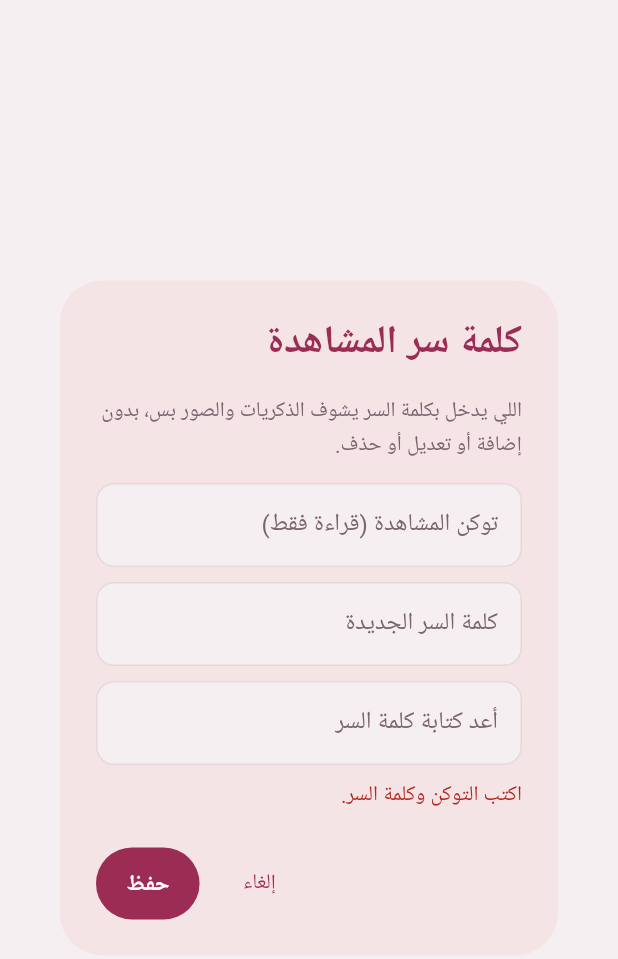
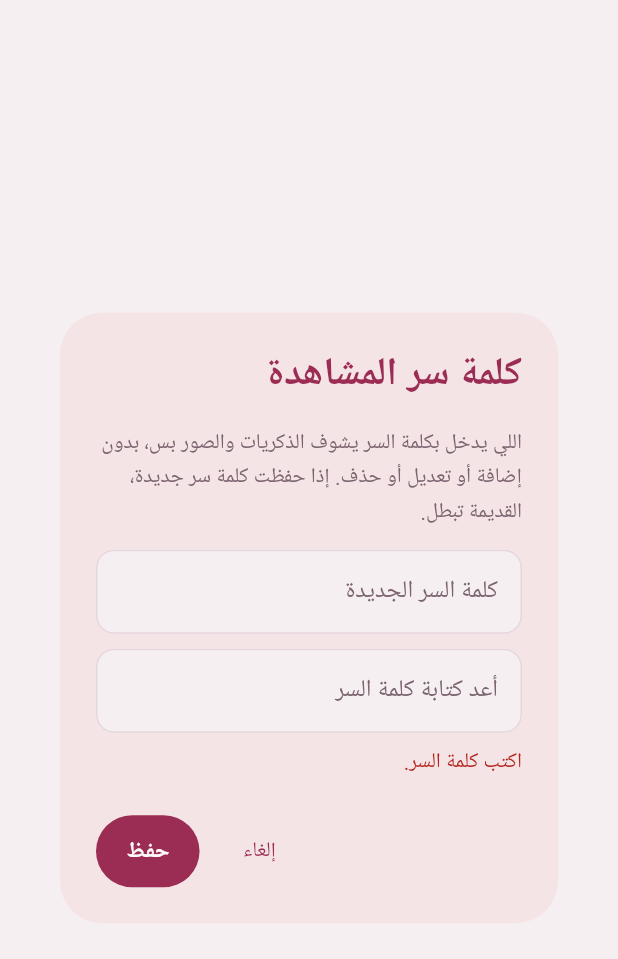
Before and after one commit to Kadhim-Fatima/our-memories, a Flutter app: the _ViewerPasswordDialog widget shown alone on an empty page, opened directly with empty values, after a tap on "حفظ", on a phone screen of 412 x 824 dp. Shown: the top 959 px of the screen. Run offline on Flutter 3.47's test engine with Material 3 defaults, Android fonts, the phone set to English and light mode, and no system bars; our stand-ins replace google_fonts, image_picker, shared_preferences; missing offline and left inert: cryptography; accounts and stored records are empty; network calls fail; Roboto replaces fonts that are missing (Tajawal).

Commit message:
كلمة سر المشاهدة بدون توكن ثاني
Co-Authored-By: Claude Opus 5.5 <noreply@anthropic.com>
Claude-Session: https://claude.ai/code/session_01W8TJkb3wdQmZMHms73NaKk

```diff
--- a/lib/screens/home_screen.dart
+++ b/lib/screens/home_screen.dart
@@ -633,7 +633,6 @@ class _ViewerPasswordDialog extends StatefulWidget {
 }
 
 class _ViewerPasswordDialogState extends State<_ViewerPasswordDialog> {
-  final _token = TextEditingController();
   final _pw = TextEditingController();
   final _pw2 = TextEditingController();
   bool _busy = false;
@@ -641,29 +640,23 @@ class _ViewerPasswordDialogState extends State<_ViewerPasswordDialog> {
 
   @override
   void dispose() {
-    _token.dispose();
     _pw.dispose();
     _pw2.dispose();
     super.dispose();
   }
 
   Future<void> _save() async {
-    final token = _token.text.trim();
     final pw = _pw.text;
-    if (token.isEmpty || pw.isEmpty) {
-      setState(() => _error = 'اكتب التوكن وكلمة السر.');
+    if (pw.isEmpty) {
+      setState(() => _error = 'اكتب كلمة السر.');
       return;
     }
-    if (pw.length < 8) {
-      setState(() => _error = 'خلي كلمة السر ٨ حروف أو أكثر.');
+    if (pw.length < 6) {
+      setState(() => _error = 'خلي كلمة السر ٦ حروف أو أكثر.');
       return;
     }
     if (pw != _pw2.text) {
       setState(() => _error = 'كلمتين السر مو متطابقات.');
-      return;
-    }
-    if (token == widget.settings.token) {
-      setState(() => _error = 'هذا توكن الأدمن. سوّي توكن ثاني قراءة فقط للمشاهدة.');
       return;
     }
     setState(() {
@@ -672,14 +665,9 @@ class _ViewerPasswordDialogState extends State<_ViewerPasswordDialog> {
     });
     final s = widget.settings;
     try {
-      // نتأكد إن توكن المشاهد يگدر يقرأ الذكريات
-      try {
-        await GitHubApi(owner: s.owner, repo: s.repo, branch: s.branch, token: token).checkAccess();
-      } on GitHubException catch (e) {
-        throw GitHubException(e.status, 'توكن المشاهدة: ${e.message}');
-      }
+      // المشاهد يدخل بنفس الوصول، بس الموقع يفتحله وضع المشاهدة (بدون تعديل)
       final cfg = await ViewerAccess.encrypt(
-        {'owner': s.owner, 'repo': s.repo, 'branch': s.branch, 'token': token},
+        {'owner': s.owner, 'repo': s.repo, 'branch': s.branch, 'token': s.token},
         pw,
       );
       try {
@@ -692,7 +680,7 @@ class _ViewerPasswordDialogState extends State<_ViewerPasswordDialog> {
       } on GitHubException catch (e) {
         if (e.status == 403 || e.status == 404) {
           throw GitHubException(e.status,
-              'توكن الأدمن ما عنده صلاحية على repo الموقع (${widget.siteRepo}). ضيفه للتوكن من إعدادات GitHub بصلاحية Contents: Read and write.');
+              'التوكن مالتك ما عنده صلاحية على repo الموقع (${widget.siteRepo}). ضيفه للتوكن من إعدادات GitHub بصلاحية Contents: Read and write.');
         }
         rethrow;
       }
@@ -719,20 +707,10 @@ class _ViewerPasswordDialogState extends State<_ViewerPasswordDialog> {
             crossAxisAlignment: CrossAxisAlignment.stretch,
             children: [
               Text(
-                'اللي يدخل بكلمة السر يشوف الذكريات والصور بس، بدون إضافة أو تعديل أو حذف.',
+                'اللي يدخل بكلمة السر يشوف الذكريات والصور بس، بدون إضافة أو تعديل أو حذف. إذا حفظت كلمة سر جديدة، القديمة تبطل.',
                 style: TextStyle(color: c.muted, fontSize: 14, height: 1.6),
               ),
               const SizedBox(height: 14),
-              TextField(
-                controller: _token,
-                obscureText: true,
-                textDirection: TextDirection.ltr,
-                decoration: const InputDecoration(
-                  labelText: 'توكن المشاهدة (قراءة فقط)',
-                  hintText: 'github_pat_…',
-                ),
-              ),
-              const SizedBox(height: 10),
               TextField(
                 controller: _pw,
                 obscureText: true,
```
